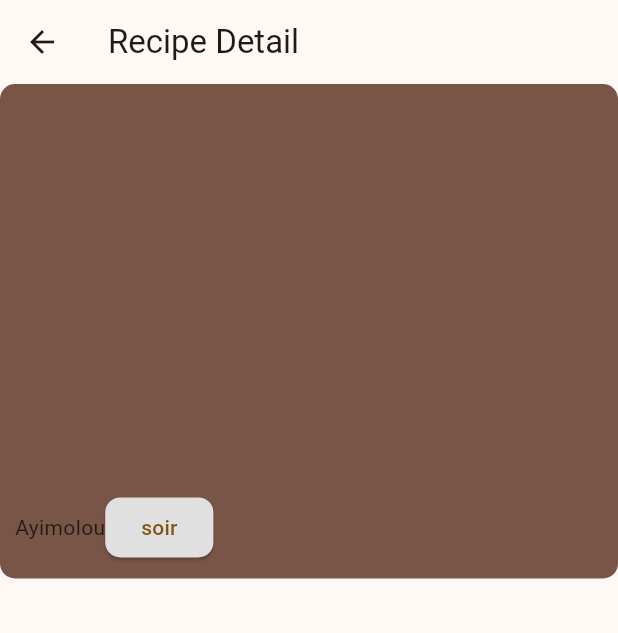
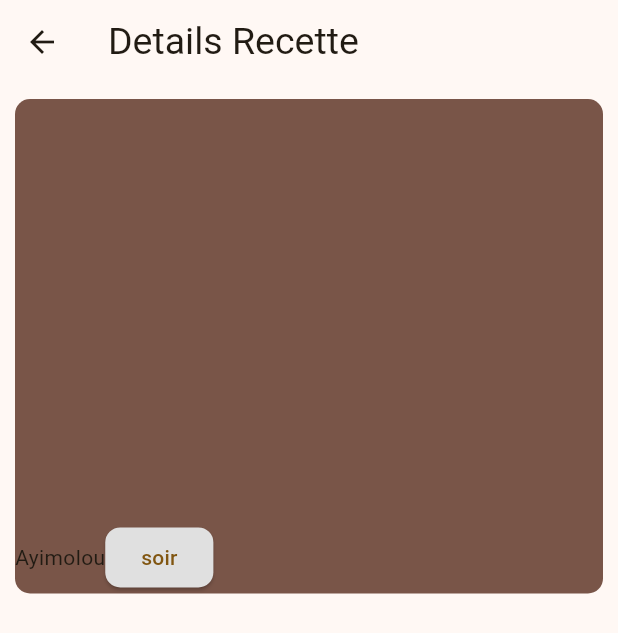
Before and after one commit to justin2119/rececte_app, a Flutter app: the screen it shows after launch, after a tap on the "arrow forward ios" icon, on a phone screen of 412 x 824 dp. Shown: the top 633 px of the screen. Run offline on Flutter 3.47's test engine with Material 3 defaults, Android fonts, the phone set to English and light mode, and no system bars; our stand-ins replace go_router.

Commit message:
Extraire des widgets et refactoriser le pattern Repository
Refonte de l'organisation du code par l'extraction de composants réutilisables :

- Création du widget `FilterButton` pour les boutons de filtrage des recettes
- Création du widget `Card` pour l'affichage des cartes de recettes
- Correction de l'interface du dépôt : renommage en `RecetteRepo` et modification du type de retour de `Future<Recipe>` en `Future<List<Recipe>>`
- Implémentation de la classe `RepositoryImplementation`
- Renommage de `mockRecipes` en `dataRecipes`
- Mise à jour de `HomeScreen` pour utiliser le nouveau widget de bouton de filtrage
- Mise à jour de `RecipeDetailScreen` pour utiliser le nouveau widget de carte

```diff
--- a/app_recette_certification/lib/data/data_recipes.dart
+++ b/app_recette_certification/lib/data/data_recipes.dart
@@ -1,6 +1,6 @@
 import '../models/recipe.dart';
 
-const List<Recipe> mockRecipes = [
+const List<Recipe> dataRecipes = [
   Recipe(
     id: '1',
     title: 'Gboma Dessi',
--- /dev/null
+++ b/app_recette_certification/lib/repository/implement.repository.dart
@@ -0,0 +1,11 @@
+import 'package:recipe_certification_project/models/recipe.dart';
+import 'package:recipe_certification_project/repository/recette.repo.dart';
+
+import '../data/data_recipes.dart';
+
+class ImplementRepository implements RecetteRepo{
+  @override
+  Future<List<Recipe>> getRecette() async {
+    return dataRecipes;
+  }
+}
--- a/app_recette_certification/lib/repository/recete.reposytory.dart
+++ /dev/null
@@ -1,5 +0,0 @@
-import '../models/recipe.dart';
-
-abstract class ReceteRepository {
-  Future<Recipe> getRecette();
-}
--- /dev/null
+++ b/app_recette_certification/lib/repository/recette.repo.dart
@@ -0,0 +1,5 @@
+import '../models/recipe.dart';
+
+abstract class RecetteRepo {
+  Future<List<Recipe>> getRecette();
+}
--- a/app_recette_certification/lib/screens/home_screen.dart
+++ b/app_recette_certification/lib/screens/home_screen.dart
@@ -1,6 +1,7 @@
 import 'package:flutter/material.dart';
 import 'package:go_router/go_router.dart';
-import '../main.dart'; // Import to access themeNotifier
+import '../main.dart';
+import '../widgets/filtter_button.dart'; // Import to access themeNotifier
 
 class HomeScreen extends StatelessWidget {
   const HomeScreen({super.key});
@@ -50,38 +51,20 @@ class HomeScreen extends StatelessWidget {
               ],
             ),
             const SizedBox(height: 4,),
-            Wrap(
-              spacing: 10,
-              children:[
-                ElevatedButton(
-                    onPressed: (){},
-                  style: ElevatedButton.styleFrom(
-                    backgroundColor: Colors.grey[300],
-                    shape: RoundedRectangleBorder(
-                      borderRadius: BorderRadius.circular(10),
-                    ),
-                  ),
-                    child: const Text("Tous")
-                ),
-                ElevatedButton(onPressed: (){},style: ElevatedButton.styleFrom(
-                  backgroundColor: Colors.grey[300],
-                  shape: RoundedRectangleBorder(
-                    borderRadius: BorderRadius.circular(10),
-                  ),
-                ), child: const Text("petit déjeuner")),
-                ElevatedButton(onPressed: (){},style: ElevatedButton.styleFrom(
-                  backgroundColor: Colors.grey[300],
-                  shape: RoundedRectangleBorder(
-                    borderRadius: BorderRadius.circular(10),
-                  ),
-                ), child: const Text("midi")),
-                ElevatedButton(onPressed: (){},style: ElevatedButton.styleFrom(
-                  backgroundColor: Colors.grey[300],
-                  shape: RoundedRectangleBorder(
-                    borderRadius: BorderRadius.circular(10),
-                  ),
-                ), child: const Text("soir")),
-              ]
+            const SingleChildScrollView(
+              scrollDirection: Axis.horizontal,
+              child: Flex(
+                spacing:5,
+                direction: Axis.horizontal,
+                children:[
+                  FiltterButton(title: 'Tous',),
+                  FiltterButton(title: 'Petit-déjeuner',),
+                  FiltterButton(title: 'Déjeuner',),
+                  FiltterButton(title: 'Dîner',),
+                  FiltterButton(title: 'Collation',),
+
+                ]
+              ),
             ),
             const SizedBox(height: 4,),
             Expanded(
@@ -98,6 +81,22 @@ class HomeScreen extends StatelessWidget {
                       color: Colors.blueGrey,
                       padding: const EdgeInsets.all(10),
                     ),
+                      title: const Column(
+                        crossAxisAlignment: CrossAxisAlignment.start,
+                        children: [
+                          Text("Ayimolou"),
+                          Text("Catégorie"),
+                          Row(
+                            children: [
+                              Icon(Icons.star),
+                              Icon(Icons.star),
+                              Icon(Icons.star),
+                              Icon(Icons.star_half),
+                              Icon(Icons.star_border),
+                            ],
+                          )
+                        ],
+                      ),
                     trailing: Row(
                       mainAxisSize: MainAxisSize.min,
                       children: [
--- a/app_recette_certification/lib/screens/recipe_detail_screen.dart
+++ b/app_recette_certification/lib/screens/recipe_detail_screen.dart
@@ -1,4 +1,5 @@
 import 'package:flutter/material.dart';
+import '../widgets/carte.dart';
 
 class RecipeDetailScreen extends StatelessWidget {
   final String id;
@@ -7,38 +8,10 @@ class RecipeDetailScreen extends StatelessWidget {
   @override
   Widget build(BuildContext context) {
     return Scaffold(
-      appBar: AppBar(title: const Text('Recipe Detail')),
-      body: Column(
+      appBar: AppBar(title: const Text('Details Recette',style: TextStyle(fontSize: 25),)),
+      body: const Column(
         children: [
-          Stack(
-            children:[
-              Container(
-                width: MediaQuery.of(context).size.width,
-                height: MediaQuery.of(context).size.height*0.4,
-                padding: const EdgeInsets.all(10),
-                decoration: const BoxDecoration(
-                  borderRadius: BorderRadius.all(Radius.circular(10)),
-                  color: Colors.brown,
-                ),
-              ),
-              Positioned(
-                bottom: 10,
-                left: 10,
-                child:Row(
-                  children: [
-                    const Text("Ayimolou"),
-                    ElevatedButton(onPressed: (){},style: ElevatedButton.styleFrom(
-                      backgroundColor: Colors.grey[300],
-                      shape: RoundedRectangleBorder(
-                        borderRadius: BorderRadius.circular(10),
-                      ),
-                    ), child: const Text("soir")),
-                  ],
-                ),
-
-              )
-            ],
-          )
+          Carte()
         ],
       )
     );
--- /dev/null
+++ b/app_recette_certification/lib/widgets/carte.dart
@@ -0,0 +1,39 @@
+import 'package:flutter/material.dart';
+
+class Carte extends StatelessWidget {
+  const Carte({Key? key}) : super(key: key);
+
+  @override
+  Widget build(BuildContext context) {
+    return  Stack(
+      children:[
+        Container(
+          width: MediaQuery.of(context).size.width,
+          height: MediaQuery.of(context).size.height*0.4,
+          padding: const EdgeInsets.all(10),
+          margin: const EdgeInsets.all(10),
+          decoration: const BoxDecoration(
+            borderRadius: BorderRadius.all(Radius.circular(10)),
+            color: Colors.brown,
+          ),
+        ),
+        Positioned(
+          bottom: 10,
+          left: 10,
+          child:Row(
+            children: [
+              const Text("Ayimolou"),
+              ElevatedButton(onPressed: (){},style: ElevatedButton.styleFrom(
+                backgroundColor: Colors.grey[300],
+                shape: RoundedRectangleBorder(
+                  borderRadius: BorderRadius.circular(10),
+                ),
+              ), child: const Text("soir")),
+            ],
+          ),
+
+        )
+      ],
+    );
+  }
+}
--- /dev/null
+++ b/app_recette_certification/lib/widgets/filtter_button.dart
@@ -0,0 +1,16 @@
+import 'package:flutter/material.dart';
+
+class FiltterButton extends StatelessWidget {
+  final String title;
+  const FiltterButton({super.key, required this.title});
+
+  @override
+  Widget build(BuildContext context) {
+    return  ElevatedButton(onPressed: (){},style: ElevatedButton.styleFrom(
+      backgroundColor: Colors.grey[300],
+      shape: RoundedRectangleBorder(
+        borderRadius: BorderRadius.circular(10),
+      ),
+    ), child: Text(title));
+  }
+}
```
